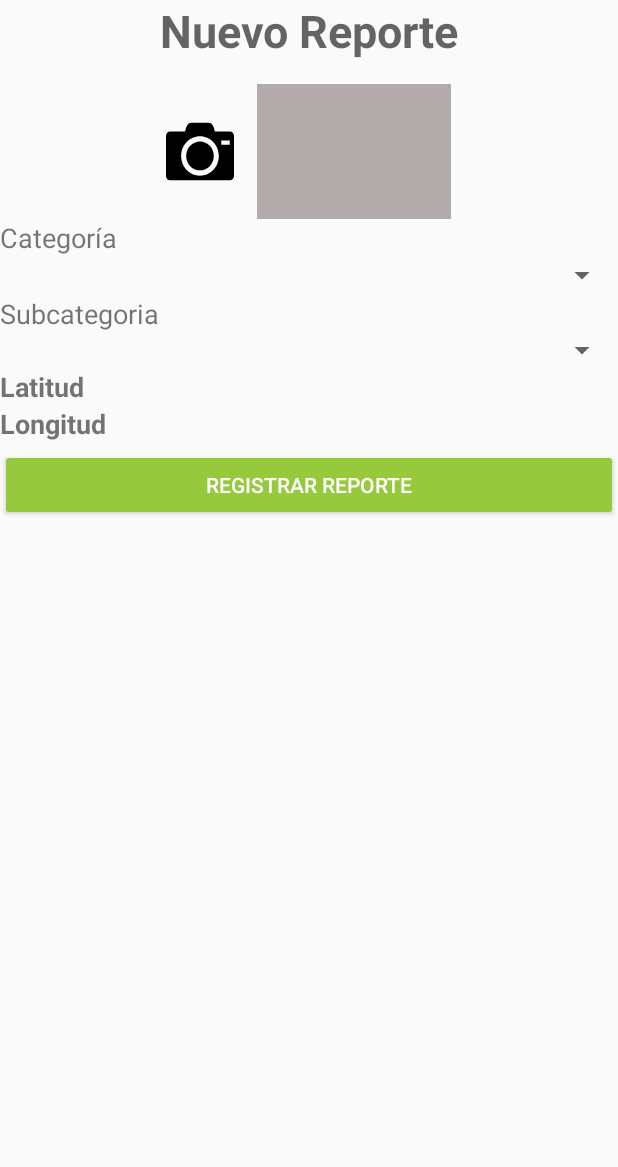
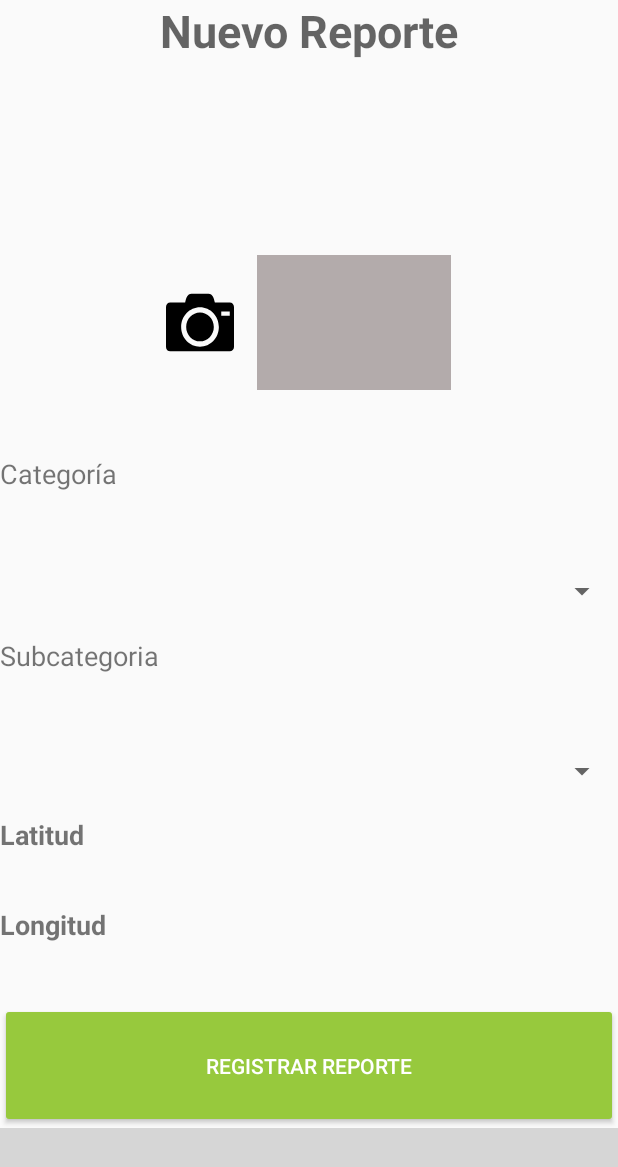
Before and after one commit to BryanGtz/ImeplanMovil, an Android app: the layout fragment_nuevo_reporte.xml on its own in the app's theme, with its tools: preview values and no code run, on a phone screen of 412 x 824 dp. Shown: the top 1167 px of the screen. Run offline under Robolectric (Android 15) with nearby library versions, the phone set to English and light mode, and no system bars; grey boxes are pictures that could not be loaded.

Commit message:
Eliminado ScrollView del nuevo reporte. Los elementos estan ahora distribuidos usando el atributo layout_weight. Agregado en el xml el mapView

```diff
--- a/app/src/main/res/layout/fragment_nuevo_reporte.xml
+++ b/app/src/main/res/layout/fragment_nuevo_reporte.xml
@@ -6,13 +6,9 @@
     android:layout_height="match_parent"
     tools:context=".NuevoReporteActivity">
 
-    <ScrollView
-        android:layout_width="match_parent"
-        android:layout_height="match_parent">
-
     <LinearLayout
         android:layout_width="match_parent"
-            android:layout_height="wrap_content"
+        android:layout_height="match_parent"
         android:orientation="vertical">
 
         <TextView
@@ -20,6 +16,7 @@
             android:layout_width="match_parent"
             android:layout_height="wrap_content"
             android:layout_marginBottom="15dp"
+            android:layout_weight="2"
             android:text="Nuevo Reporte"
             android:textAlignment="center"
             android:textAppearance="@style/TextAppearance.AppCompat.Display1"
@@ -29,7 +26,7 @@
         <LinearLayout
             android:layout_width="match_parent"
             android:layout_height="0dp"
-                android:layout_weight="1"
+            android:layout_weight="5"
             android:gravity="center"
             android:orientation="horizontal">
 
@@ -43,13 +40,14 @@
                 android:id="@+id/imageView"
                 android:layout_width="129dp"
                 android:layout_height="90dp"
-                    android:background="#b3abab"
-                    android:layout_marginLeft="15dp"/>
+                android:layout_marginLeft="15dp"
+                android:background="#b3abab" />
         </LinearLayout>
 
         <TextView
             android:layout_width="match_parent"
             android:layout_height="wrap_content"
+            android:layout_weight="1"
             android:text="Categoría"
             android:textSize="18sp" />
 
@@ -57,11 +55,13 @@
             android:id="@+id/categoria"
             android:layout_width="match_parent"
             android:layout_height="26dp"
+            android:layout_weight="1"
             tools:layout_editor_absoluteX="0dp" />
 
         <TextView
             android:layout_width="match_parent"
             android:layout_height="wrap_content"
+            android:layout_weight="1"
             android:text="Subcategoria"
             android:textSize="18sp" />
 
@@ -69,12 +69,14 @@
             android:id="@+id/campo_SubCategoria"
             android:layout_width="match_parent"
             android:layout_height="wrap_content"
+            android:layout_weight="1"
             tools:layout_editor_absoluteX="0dp" />
 
         <TextView
             android:id="@+id/campo_Latitud"
             android:layout_width="match_parent"
             android:layout_height="wrap_content"
+            android:layout_weight="1"
             android:ems="10"
             android:text="Latitud"
             android:textSize="18sp"
@@ -84,6 +86,7 @@
             android:id="@+id/campo_Longitud"
             android:layout_width="match_parent"
             android:layout_height="29dp"
+            android:layout_weight="1"
             android:ems="10"
             android:text="Longitud"
             android:textSize="18sp"
@@ -94,9 +97,14 @@
             style="@style/Widget.AppCompat.Button.Colored"
             android:layout_width="match_parent"
             android:layout_height="wrap_content"
+            android:layout_weight="1"
             android:text="Registrar Reporte" />
 
+        <com.google.android.gms.maps.MapView
+            android:layout_width="match_parent"
+            android:layout_height="wrap_content"
+            android:layout_weight="2" />
+
     </LinearLayout>
-    </ScrollView>
 
 </FrameLayout>
```
Lines whose indentation alone changed are shown as unchanged.
